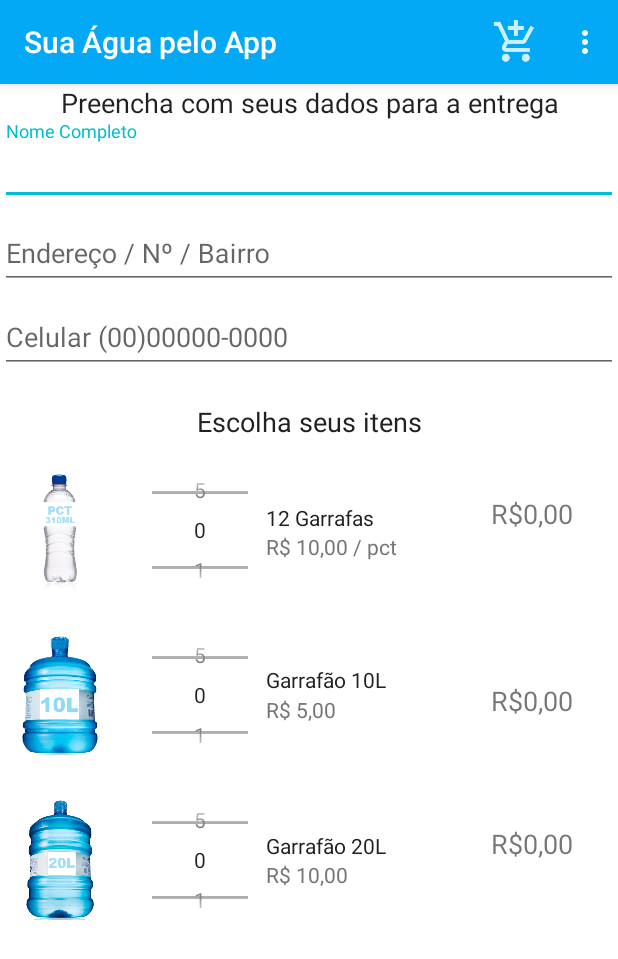
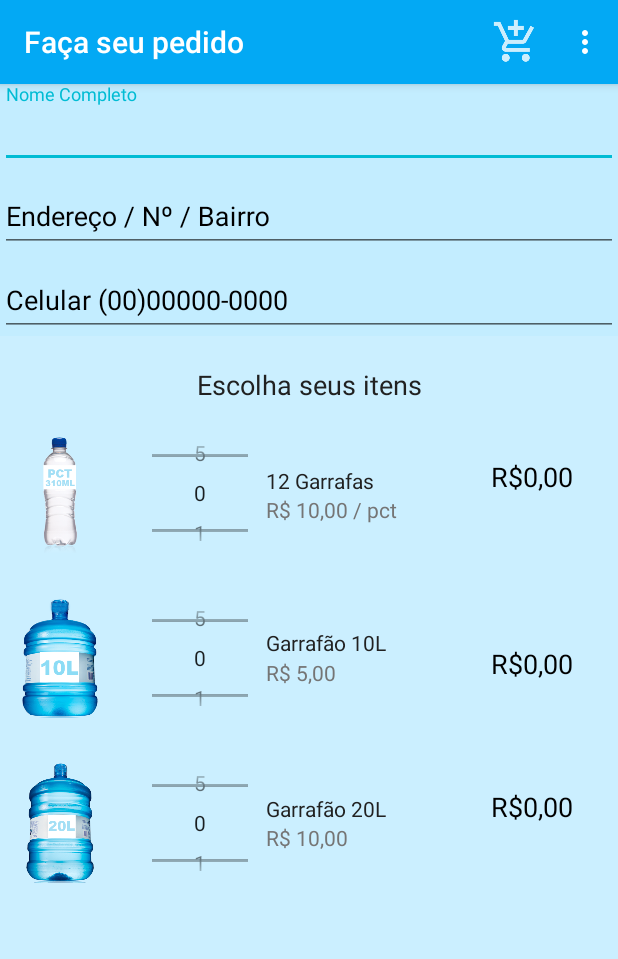
Before and after one commit to oliveiradeflavio/android, an Android app: the screen it shows after launch (MainActivity), on a phone screen of 412 x 824 dp. Shown: the top 959 px of the screen. Run offline under Robolectric (Android 15) with nearby library versions, the phone set to English and light mode, and no system bars; our stand-ins replace Firebase (no records; nobody signed in at launch, a user with empty details on screens opened directly); libraries missing offline, so code that uses them is left out: com.github.rtoshiro.util; 3 statements that could not run were skipped.

Commit message:
atualização versão gradle, alteração de bg app

```diff
--- a/Agua/app/src/main/java/agua/flaviodeoliveira/com/agua/activitys/MainActivity.java
+++ b/Agua/app/src/main/java/agua/flaviodeoliveira/com/agua/activitys/MainActivity.java
@@ -68,7 +68,7 @@ public class MainActivity extends AppCompatActivity {
         super.onCreate(savedInstanceState);
         setContentView(R.layout.activity_main);
         Toolbar toolbar = (Toolbar) findViewById(R.id.toolbar);
-        toolbar.setTitle("Sua Água pelo App");
+        toolbar.setTitle("Faça seu pedido");
         setSupportActionBar(toolbar);
 
         edt_Nome = (EditText) findViewById(R.id.edt_Nome);
@@ -172,7 +172,7 @@ public class MainActivity extends AppCompatActivity {
 
 
         //definir o titulo
-        builder.setTitle("Programador");
+        builder.setTitle("Saiba mais");
         //definir mensagem
         builder.setMessage(Html.fromHtml("<a href=\"https://www.flaviodeoliveira.com.br\">Clique aqui para " +
                 "conferir meus outros jobs</a>"));
--- a/Agua/app/src/main/res/layout/content_main.xml
+++ b/Agua/app/src/main/res/layout/content_main.xml
@@ -4,7 +4,7 @@
     xmlns:tools="http://schemas.android.com/tools"
     android:layout_width="match_parent"
     android:layout_height="match_parent"
-    android:background="@android:color/white"
+    android:background="@color/icons"
     app:layout_behavior="@string/appbar_scrolling_view_behavior"
     tools:context="agua.flaviodeoliveira.com.agua.activitys.MainActivity"
     tools:showIn="@layout/activity_main">
@@ -13,34 +13,26 @@
     <ScrollView
         android:layout_width="match_parent"
         android:layout_height="match_parent"
+        android:layout_alignParentStart="true"
+        android:layout_alignParentLeft="true"
         android:layout_alignParentTop="true"
-        android:layout_alignParentLeft="true"
-        android:layout_alignParentStart="true">
+        android:background="#CBEFFF">
 
         <LinearLayout
             android:layout_width="match_parent"
             android:layout_height="match_parent"
+            android:background="#CBEFFF"
             android:orientation="vertical">
-
-            <TextView
-                android:id="@+id/textView"
-                android:layout_width="match_parent"
-                android:layout_height="wrap_content"
-                android:layout_alignParentLeft="true"
-                android:layout_alignParentStart="true"
-                android:layout_alignParentTop="true"
-                android:text="Preencha com seus dados para a entrega"
-                android:textAlignment="center"
-                android:textAppearance="@android:style/TextAppearance.DeviceDefault.Large"
-                android:textSize="18sp" />
 
             <android.support.design.widget.TextInputLayout
                 android:id="@+id/textInputLayout"
                 android:layout_width="match_parent"
                 android:layout_height="wrap_content"
+                android:layout_below="@+id/textView"
+                android:layout_alignParentStart="true"
                 android:layout_alignParentLeft="true"
-                android:layout_alignParentStart="true"
-                android:layout_below="@+id/textView">
+                android:background="#C3EDFF"
+                android:textColorHint="#000000">
 
                 <EditText
                     android:id="@+id/edt_Nome"
@@ -48,16 +40,23 @@
                     android:layout_height="wrap_content"
                     android:hint="Nome Completo"
                     android:inputType="textCapWords"
-                    android:textAlignment="center" />
+                    android:textAlignment="center"
+                    android:textColor="#000000"
+                    android:textColorHighlight="#F8F8F8"
+                    android:textColorHint="#F6F6F6"
+                    android:textColorLink="#FFFFFF"
+                    android:textCursorDrawable="@color/icons" />
             </android.support.design.widget.TextInputLayout>
 
             <android.support.design.widget.TextInputLayout
                 android:id="@+id/textInputLayout2"
                 android:layout_width="match_parent"
                 android:layout_height="wrap_content"
+                android:layout_below="@+id/textInputLayout"
+                android:layout_alignParentStart="true"
                 android:layout_alignParentLeft="true"
-                android:layout_alignParentStart="true"
-                android:layout_below="@+id/textInputLayout">
+                android:background="#C3EDFF"
+                android:textColorHint="#000000">
 
                 <EditText
                     android:id="@+id/edt_Endereco"
@@ -65,16 +64,23 @@
                     android:layout_height="wrap_content"
                     android:hint="Endereço / Nº / Bairro"
                     android:inputType="textCapWords"
-                    android:textAlignment="center" />
+                    android:textAlignment="center"
+                    android:textColor="#000000"
+                    android:textColorHighlight="#F8F8F8"
+                    android:textColorHint="#F6F6F6"
+                    android:textColorLink="#FFFFFF"
+                    android:textCursorDrawable="@color/icons" />
             </android.support.design.widget.TextInputLayout>
 
             <android.support.design.widget.TextInputLayout
                 android:id="@+id/textInputLayout4"
                 android:layout_width="match_parent"
                 android:layout_height="wrap_content"
+                android:layout_below="@+id/textInputLayout2"
+                android:layout_alignParentStart="true"
                 android:layout_alignParentLeft="true"
-                android:layout_alignParentStart="true"
-                android:layout_below="@+id/textInputLayout2">
+                android:background="#C3EDFF"
+                android:textColorHint="#000000">
 
                 <EditText
                     android:id="@+id/edt_Celular"
@@ -83,7 +89,12 @@
                     android:digits="0123456789"
                     android:hint="Celular (00)00000-0000"
                     android:inputType="number"
-                    android:textAlignment="center" />
+                    android:textAlignment="center"
+                    android:textColor="#000000"
+                    android:textColorHighlight="#F8F8F8"
+                    android:textColorHint="#F6F6F6"
+                    android:textColorLink="#FFFFFF"
+                    android:textCursorDrawable="@color/icons" />
             </android.support.design.widget.TextInputLayout>
 
 
@@ -101,6 +112,7 @@
                 android:layout_width="match_parent"
                 android:layout_height="wrap_content"
                 android:layout_marginTop="20dp"
+                android:background="#CBEFFF"
                 android:orientation="vertical">
 
 
@@ -108,8 +120,8 @@
                     android:id="@+id/imageView3"
                     android:layout_width="80dp"
                     android:layout_height="80dp"
+                    android:layout_alignParentStart="true"
                     android:layout_alignParentLeft="true"
-                    android:layout_alignParentStart="true"
                     android:layout_alignParentTop="true"
                     app:srcCompat="@drawable/aguapct310" />
 
@@ -117,8 +129,8 @@
                     android:id="@+id/imageView"
                     android:layout_width="80dp"
                     android:layout_height="80dp"
+                    android:layout_alignParentStart="true"
                     android:layout_alignParentLeft="true"
-                    android:layout_alignParentStart="true"
                     android:layout_centerVertical="true"
                     app:srcCompat="@drawable/agua10l" />
 
@@ -126,9 +138,9 @@
                     android:id="@+id/imageView2"
                     android:layout_width="80dp"
                     android:layout_height="80dp"
+                    android:layout_alignParentStart="true"
+                    android:layout_alignParentLeft="true"
                     android:layout_alignParentBottom="true"
-                    android:layout_alignParentLeft="true"
-                    android:layout_alignParentStart="true"
                     app:srcCompat="@drawable/agua20l" />
 
                 <LinearLayout
@@ -136,8 +148,8 @@
                     android:layout_width="wrap_content"
                     android:layout_height="300dp"
                     android:layout_alignParentBottom="true"
+                    android:layout_marginStart="21dp"
                     android:layout_marginLeft="21dp"
-                    android:layout_marginStart="21dp"
                     android:layout_toEndOf="@+id/imageView3"
                     android:layout_toRightOf="@+id/imageView3"
                     android:gravity="center_horizontal"
@@ -169,8 +181,8 @@
                     android:layout_width="match_parent"
                     android:layout_height="300dp"
                     android:layout_alignParentTop="true"
+                    android:layout_marginStart="12dp"
                     android:layout_marginLeft="12dp"
-                    android:layout_marginStart="12dp"
                     android:layout_toEndOf="@+id/linearLayout"
                     android:layout_toRightOf="@+id/linearLayout"
                     android:orientation="vertical">
@@ -179,8 +191,8 @@
                         android:id="@+id/textView2"
                         android:layout_width="wrap_content"
                         android:layout_height="wrap_content"
+                        android:layout_alignParentStart="true"
                         android:layout_alignParentLeft="true"
-                        android:layout_alignParentStart="true"
                         android:layout_alignParentTop="true"
                         android:layout_marginTop="22dp"
                         android:text="12 Garrafas"
@@ -190,9 +202,9 @@
                         android:id="@+id/txt_PrecoGarrafa_Unidade"
                         android:layout_width="wrap_content"
                         android:layout_height="wrap_content"
+                        android:layout_below="@+id/textView2"
+                        android:layout_alignStart="@+id/textView2"
                         android:layout_alignLeft="@+id/textView2"
-                        android:layout_alignStart="@+id/textView2"
-                        android:layout_below="@+id/textView2"
                         android:text="R$ 10,00 / pct"
                         android:textColor="@color/secondary_text" />
 
@@ -219,9 +231,9 @@
                         android:id="@+id/textView5"
                         android:layout_width="wrap_content"
                         android:layout_height="wrap_content"
+                        android:layout_alignParentStart="true"
+                        android:layout_alignParentLeft="true"
                         android:layout_alignParentBottom="true"
-                        android:layout_alignParentLeft="true"
-                        android:layout_alignParentStart="true"
                         android:layout_marginBottom="40dp"
                         android:text="Garrafão 20L"
                         android:textColor="@color/primary_text" />
@@ -240,20 +252,22 @@
                         android:layout_width="wrap_content"
                         android:layout_height="wrap_content"
                         android:layout_above="@+id/txt_PrecoGarrafa_Unidade"
+                        android:layout_alignStart="@+id/txt_Total10L"
                         android:layout_alignLeft="@+id/txt_Total10L"
-                        android:layout_alignStart="@+id/txt_Total10L"
                         android:text="R$0,00"
+                        android:textColor="#000000"
                         android:textSize="18sp" />
 
                     <TextView
                         android:id="@+id/txt_Total10L"
                         android:layout_width="wrap_content"
                         android:layout_height="wrap_content"
+                        android:layout_below="@+id/txt_TotalGarrafa"
+                        android:layout_alignStart="@+id/txt_Total20L"
                         android:layout_alignLeft="@+id/txt_Total20L"
-                        android:layout_alignStart="@+id/txt_Total20L"
-                        android:layout_below="@+id/txt_TotalGarrafa"
                         android:layout_marginTop="100dp"
                         android:text="R$0,00"
+                        android:textColor="#000000"
                         android:textSize="18sp" />
 
                     <TextView
@@ -266,6 +280,7 @@
                         android:layout_alignParentRight="true"
                         android:layout_marginRight="30dp"
                         android:text="R$0,00"
+                        android:textColor="#000000"
                         android:textSize="18sp" />
 
 
@@ -277,6 +292,5 @@
         </LinearLayout>
 
 
-
     </ScrollView>
 </RelativeLayout>
--- a/Agua/build.gradle
+++ b/Agua/build.gradle
@@ -6,7 +6,7 @@ buildscript {
         google()
     }
     dependencies {
-        classpath 'com.android.tools.build:gradle:3.2.0'
+        classpath 'com.android.tools.build:gradle:4.1.3'
         classpath 'com.google.gms:google-services:3.1.0'
 
         // NOTE: Do not place your application dependencies here; they belong
```
Also changed, not shown: Agua/gradle/wrapper/gradle-wrapper.properties.
